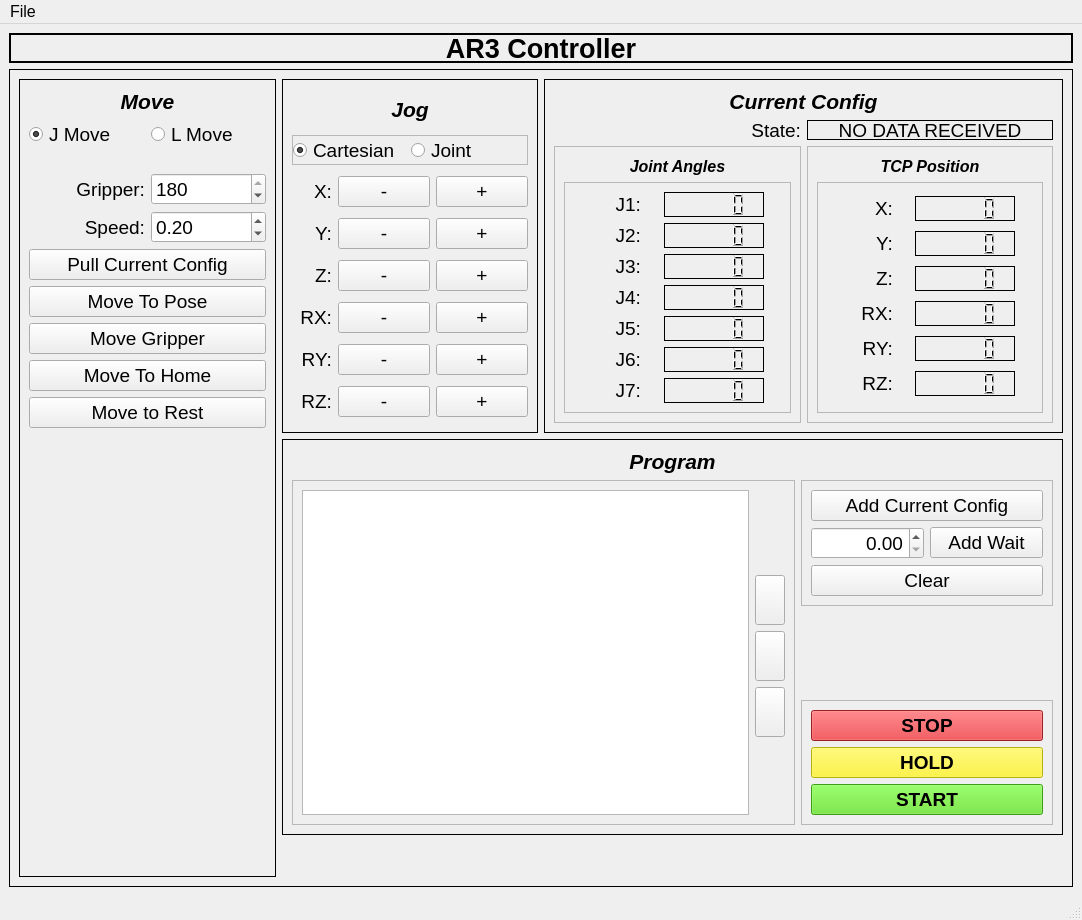
Old version of the form src/ar3/src/ar3/ui/ar3_controller.ui in the repository kpdudek/Robotics.
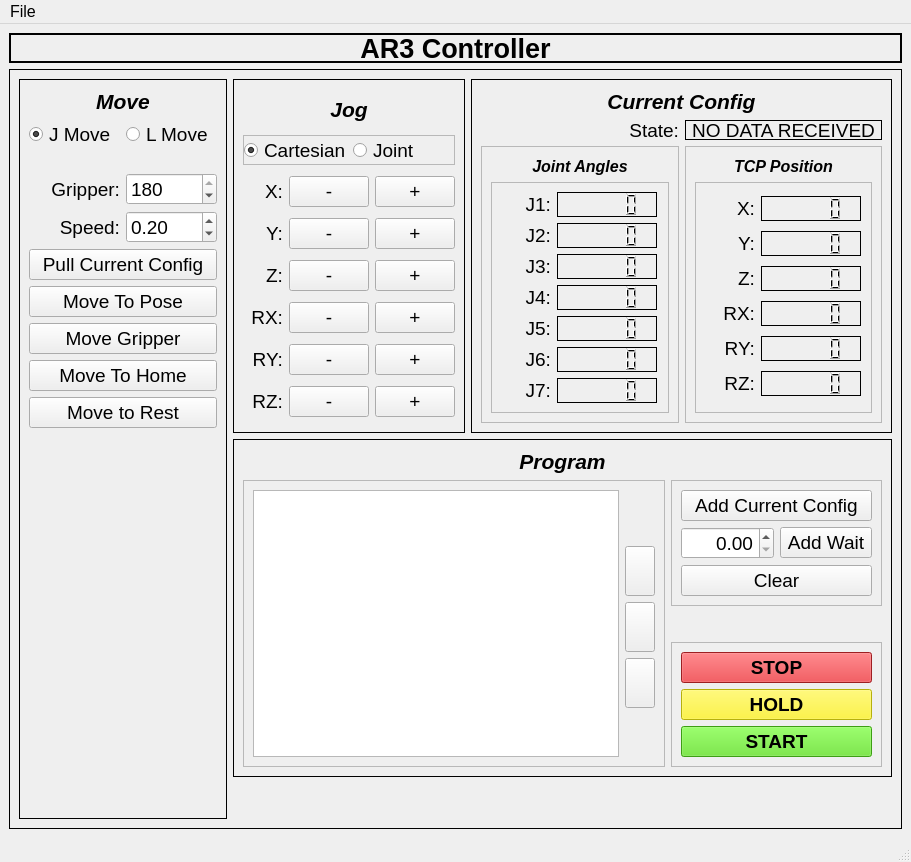
New version of the form. Icons and pictures are not drawn.

Commit message: UI Icons in repo now used

Diff of the .ui file:
```diff
--- a/src/ar3/src/ar3/ui/ar3_controller.ui
+++ b/src/ar3/src/ar3/ui/ar3_controller.ui
@@ -6,8 +6,8 @@
    <rect>
     <x>0</x>
     <y>0</y>
-    <width>1082</width>
-    <height>920</height>
+    <width>911</width>
+    <height>839</height>
    </rect>
   </property>
   <property name="font">
@@ -1759,7 +1759,7 @@
             </property>
             <layout class="QGridLayout" name="gridLayout_14">
              <item row="3" column="1">
-              <widget class="QPushButton" name="program_down_button">
+              <widget class="QPushButton" name="program_remove_button">
                <property name="sizePolicy">
                 <sizepolicy hsizetype="Preferred" vsizetype="Fixed">
                  <horstretch>0</horstretch>
@@ -1840,7 +1840,7 @@
               </spacer>
              </item>
              <item row="2" column="1">
-              <widget class="QPushButton" name="program_remove_button">
+              <widget class="QPushButton" name="program_down_button">
                <property name="sizePolicy">
                 <sizepolicy hsizetype="Preferred" vsizetype="Fixed">
                  <horstretch>0</horstretch>
@@ -2054,8 +2054,8 @@
     <rect>
      <x>0</x>
      <y>0</y>
-     <width>1082</width>
-     <height>20</height>
+     <width>911</width>
+     <height>24</height>
     </rect>
    </property>
    <widget class="QMenu" name="menuFile">
```
Left out of the diff: 24 changed lines with no effect on the pictures. The commit also changes 6 other files.
